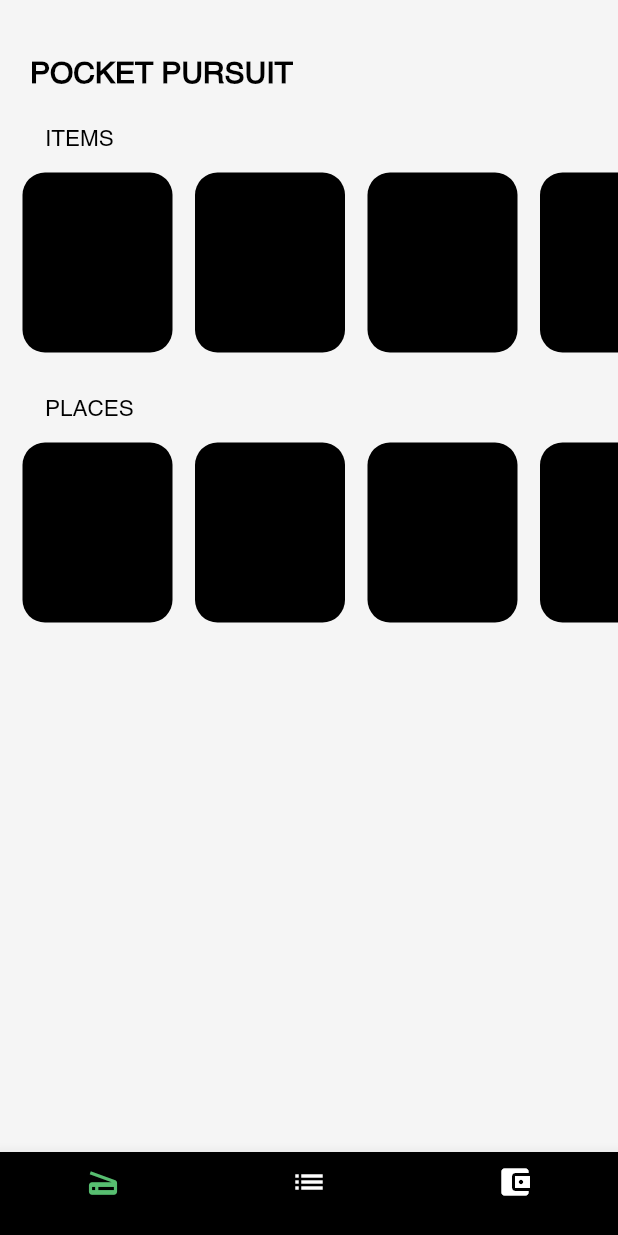
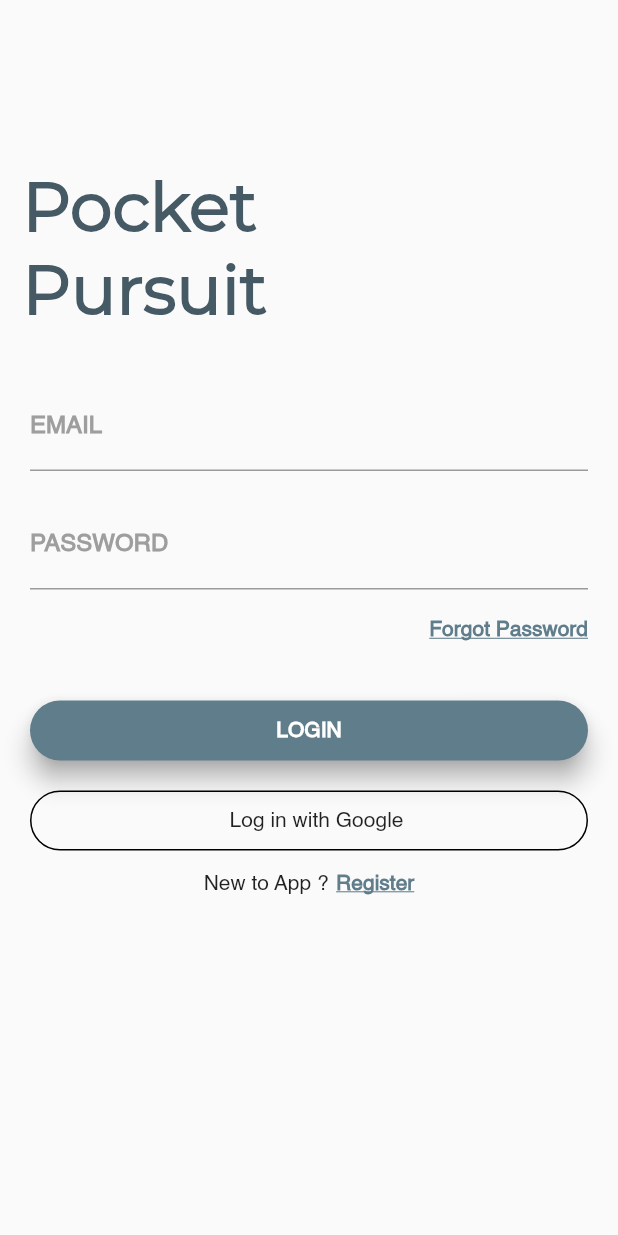
Before and after one commit to shubhamynr22/PP, a Flutter app: the screen it shows after launch, on a phone screen of 412 x 824 dp. Run offline on Flutter 3.47's test engine with Material 2 defaults, Android fonts, the phone set to English and light mode, and no system bars; our stand-ins replace firebase_auth; missing offline and left inert: barcode_scan; accounts and stored records are empty.

Commit message:
arranging and login ui

```diff
--- a/lib/main.dart
+++ b/lib/main.dart
@@ -1,27 +1,15 @@
+import 'package:PP/screens/login/signin2.dart';
+
 import 'package:flutter/material.dart';
-import './bottomnavigationbar.dart';
-import './homepage.dart';
-import './settings.dart';
-import './notificationsettings.dart';
-import 'homepage.dart';
-import 'settings.dart';
 
-void main() => runApp(MaterialApp(
-      home: MyApp(),
-    ));
+void main() => runApp(MyApp());
 
-class MyApp extends StatefulWidget {
-  @override
-  _MyAppState createState() => _MyAppState();
-}
-
-class _MyAppState extends State<MyApp> {
+class MyApp extends StatelessWidget {
   @override
   Widget build(BuildContext context) {
-    return Scaffold(
-      body: CommonPage(),
-      backgroundColor: Colors.black,
-      bottomNavigationBar: MyBottomBar(),
+    return MaterialApp(
+      debugShowCheckedModeBanner: false,
+      home: SignIn(),
     );
   }
 }
--- /dev/null
+++ b/lib/screens/login/signin2.dart
@@ -0,0 +1,155 @@
+import 'package:flutter/material.dart';
+
+class SignIn extends StatefulWidget {
+  @override
+  _SignInState createState() => new _SignInState();
+}
+
+class _SignInState extends State<SignIn> {
+  @override
+  Widget build(BuildContext context) {
+    return new Scaffold(
+        resizeToAvoidBottomPadding: false,
+        body: Column(
+          crossAxisAlignment: CrossAxisAlignment.start,
+          children: <Widget>[
+            Container(
+              child: Container(
+                padding: EdgeInsets.fromLTRB(15.0, 110.0, 0.0, 0.0),
+                child: Text(
+                  'Pocket\nPursuit',
+                  style: TextStyle(
+                      color: Colors.blueGrey[700],
+                      fontSize: 45,
+                      fontWeight: FontWeight.bold,
+                      fontFamily: 'Montserrat'),
+                ),
+              ),
+            ),
+            Container(
+                padding: EdgeInsets.only(top: 35.0, left: 20.0, right: 20.0),
+                child: Column(
+                  children: <Widget>[
+                    TextField(
+                      decoration: InputDecoration(
+                        labelText: 'EMAIL',
+                        labelStyle: TextStyle(
+                            fontFamily: 'Helvetica',
+                            fontWeight: FontWeight.bold,
+                            color: Colors.grey),
+                        focusedBorder: UnderlineInputBorder(
+                          borderSide: BorderSide(
+                            color: Colors.blueGrey,
+                          ),
+                        ),
+                      ),
+                    ),
+                    SizedBox(height: 20.0),
+                    TextField(
+                      decoration: InputDecoration(
+                        labelText: 'PASSWORD',
+                        labelStyle: TextStyle(
+                            fontFamily: 'Helvetica',
+                            fontWeight: FontWeight.bold,
+                            color: Colors.grey),
+                        focusedBorder: UnderlineInputBorder(
+                          borderSide: BorderSide(
+                            color: Colors.blueGrey,
+                          ),
+                        ),
+                      ),
+                      obscureText: true,
+                    ),
+                    SizedBox(height: 5.0),
+                    Container(
+                      alignment: Alignment(1.0, 0.0),
+                      padding: EdgeInsets.only(top: 15.0, left: 20.0),
+                      child: InkWell(
+                        child: Text(
+                          'Forgot Password',
+                          style: TextStyle(
+                              color: Colors.blueGrey,
+                              fontWeight: FontWeight.bold,
+                              fontFamily: 'Helvetica',
+                              decoration: TextDecoration.underline),
+                        ),
+                      ),
+                    ),
+                    SizedBox(height: 40.0),
+                    Container(
+                      height: 40.0,
+                      child: Material(
+                        borderRadius: BorderRadius.circular(20.0),
+                        shadowColor: Colors.grey,
+                        color: Colors.blueGrey,
+                        elevation: 7.0,
+                        child: GestureDetector(
+                          onTap: () {},
+                          child: Center(
+                            child: Text(
+                              'LOGIN',
+                              style: TextStyle(
+                                  color: Colors.white,
+                                  fontWeight: FontWeight.bold,
+                                  fontFamily: 'Helvetica'),
+                            ),
+                          ),
+                        ),
+                      ),
+                    ),
+                    SizedBox(height: 20.0),
+                    Container(
+                      height: 40.0,
+                      color: Colors.transparent,
+                      child: Container(
+                        decoration: BoxDecoration(
+                            border: Border.all(
+                                color: Colors.black,
+                                style: BorderStyle.solid,
+                                width: 1.0),
+                            color: Colors.transparent,
+                            borderRadius: BorderRadius.circular(20.0)),
+                        child: Row(
+                          mainAxisAlignment: MainAxisAlignment.center,
+                          children: <Widget>[
+                            SizedBox(width: 10.0),
+                            Center(
+                              child: Text(
+                                'Log in with Google',
+                                style: TextStyle(
+                                  fontFamily: 'Helvetica',
+                                ),
+                              ),
+                            )
+                          ],
+                        ),
+                      ),
+                    )
+                  ],
+                )),
+            SizedBox(height: 15.0),
+            Row(
+              mainAxisAlignment: MainAxisAlignment.center,
+              children: <Widget>[
+                Text(
+                  'New to App ?',
+                  style: TextStyle(fontFamily: 'Helvetica'),
+                ),
+                SizedBox(width: 5.0),
+                InkWell(
+                  onTap: () {},
+                  child: Text(
+                    'Register',
+                    style: TextStyle(
+                        color: Colors.blueGrey,
+                        fontFamily: 'Helvetica',
+                        fontWeight: FontWeight.bold,
+                        decoration: TextDecoration.underline),
+                  ),
+                )
+              ],
+            )
+          ],
+        ));
+  }
+}
--- a/lib/qrcode.dart
+++ b/lib/screens/scanner/qrcode.dart
@@ -1,6 +1,6 @@
 import 'package:flutter/material.dart';
 
-import 'package:PP/qrscan.dart';
+import 'package:PP/screens/scanner/qrscan.dart';
 
 class HomePage extends StatefulWidget {
   @override
```
Also changed, not shown: lib/screens/login/authenticate.dart (added, +15 -0 lines), lib/screens/login/signin.dart (added, +86 -0 lines), lib/screens/login/signup.dart (added, +143 -0 lines), lib/services/auth.dart (added, +18 -0 lines), lib/utilities/constants.dart (added, +24 -0 lines), lib/widgets/wrapper.dart (added, +9 -0 lines), images/NOVEL.png (deleted), images/finalpp.png (added), images/pp.png (deleted), lib/screens/Personal.dart (renamed from lib/Personal.dart), lib/screens/homepage.dart (renamed from lib/homepage.dart), lib/screens/login/notificationsettings.dart (renamed from lib/notificationsettings.dart), lib/screens/scanner/qrscan.dart (renamed from lib/qrscan.dart), lib/screens/settings/settings.dart (renamed from lib/settings.dart), 2 more files.
